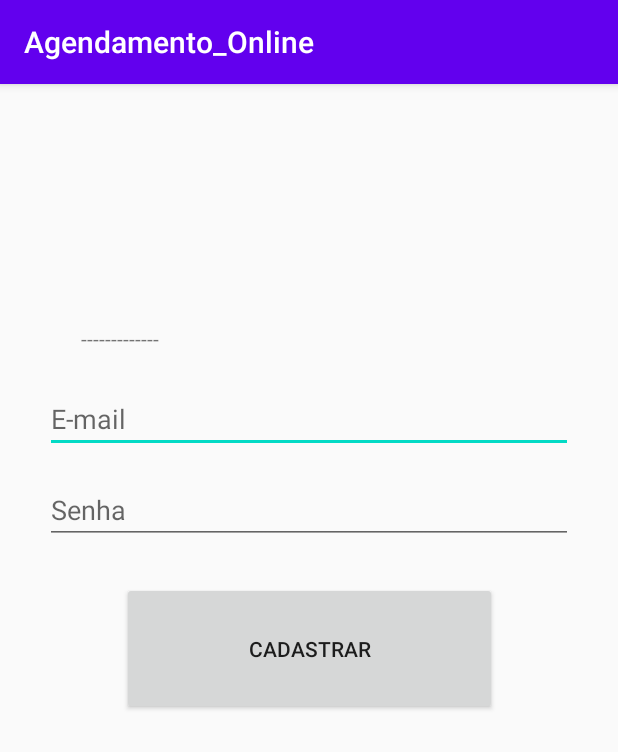
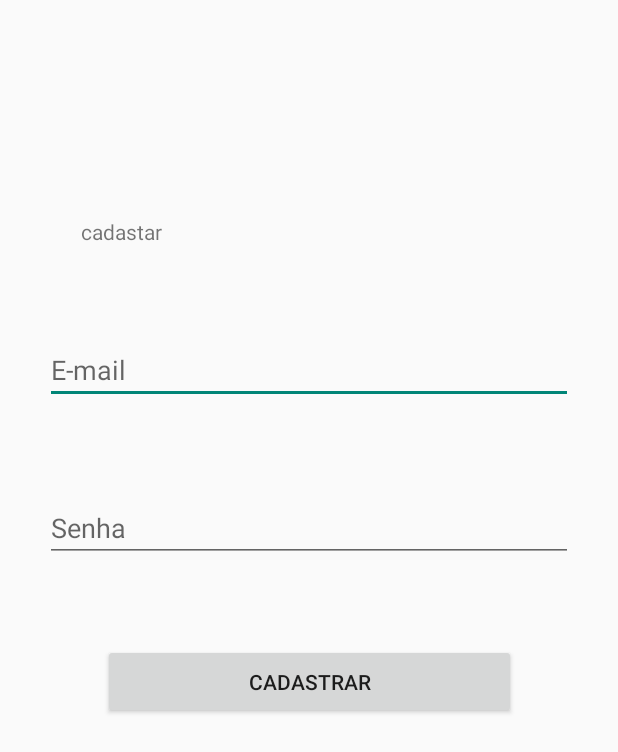
Before and after one commit to Gabs19/Agendamento-Online, an Android app: the screen it shows after launch (Registro_Paciente), after a tap on "CADASTRO", on a phone screen of 412 x 824 dp. Shown: the top 752 px of the screen. Run offline under Robolectric (Android 15) with nearby library versions, the phone set to English and light mode, and no system bars; our stand-ins replace Firebase (no records; nobody signed in at launch, a user with empty details on screens opened directly).

Commit message:
cadastrando agendamento de consultas.

```diff
--- a/app/src/main/java/com/example/agendamento_online/Home.java
+++ b/app/src/main/java/com/example/agendamento_online/Home.java
@@ -1,5 +1,6 @@
 package com.example.agendamento_online;
 
+import androidx.annotation.NonNull;
 import androidx.appcompat.app.AppCompatActivity;
 
 import android.content.Intent;
@@ -8,14 +9,21 @@ import android.view.View;
 import android.widget.Button;
 import android.widget.TextView;
 
+import com.example.agendamento_online.Paciente.Consulta;
 import com.example.agendamento_online.authentication.Conexao;
 import com.google.firebase.auth.FirebaseAuth;
 import com.google.firebase.auth.FirebaseUser;
+import com.google.firebase.database.DataSnapshot;
+import com.google.firebase.database.DatabaseError;
+import com.google.firebase.database.DatabaseReference;
+import com.google.firebase.database.FirebaseDatabase;
+import com.google.firebase.database.ValueEventListener;
 
 public class Home extends AppCompatActivity {
 
     FirebaseAuth auth;
     FirebaseUser user;
+    FirebaseDatabase database;
 
     TextView view_nome;
 
@@ -37,12 +45,23 @@ public class Home extends AppCompatActivity {
                 startActivity(voltar);
             }
         });
+
+        Button agendarConsulta = (Button) findViewById(R.id.cadastrar_consulta);
+
+        agendarConsulta.setOnClickListener(new View.OnClickListener() {
+            @Override
+            public void onClick(View v) {
+                Intent agendamento = new Intent(Home.this, Consulta.class);
+                startActivity(agendamento);
+            }
+        });
     }
 
     protected void onStart() {
         super.onStart();
         auth = Conexao.getFirebaseAuth();
         user = Conexao.getFirebaseUser();
+        database = FirebaseDatabase.getInstance();
 
         verificarUser();
     }
@@ -51,9 +70,23 @@ public class Home extends AppCompatActivity {
     private void verificarUser() {
 
         if (user == null) {
-            finish();
+            Intent principal = new Intent(Home.this, MainActivity.class);
+            startActivity(principal);
         } else {
-            view_nome.setText("email: " + user.getEmail());
+            DatabaseReference reference = database.getReference().child("Paciente").child(user.getUid());
+
+            reference.addListenerForSingleValueEvent(new ValueEventListener() {
+                @Override
+                public void onDataChange(@NonNull DataSnapshot snapshot) {
+                    String nome = snapshot.child("nome").getValue(String.class);
+                    view_nome.setText(nome);
+                }
+
+                @Override
+                public void onCancelled(@NonNull DatabaseError error) {
+
+                }
+            });
         }
     }
 }
--- a/app/src/main/res/layout/activity_registro__paciente.xml
+++ b/app/src/main/res/layout/activity_registro__paciente.xml
@@ -12,9 +12,9 @@
         android:layout_width="wrap_content"
         android:layout_height="wrap_content"
         android:layout_marginStart="24dp"
-        android:layout_marginTop="160dp"
-        android:layout_marginBottom="21dp"
-        android:text="-------------"
+        android:layout_marginTop="100dp"
+        android:layout_marginBottom="15dp"
+        android:text="cadastar"
         app:layout_constraintBottom_toTopOf="@+id/email"
         app:layout_constraintStart_toStartOf="@+id/email"
         app:layout_constraintTop_toTopOf="parent" />
@@ -38,7 +38,7 @@
         android:layout_height="wrap_content"
         android:layout_marginStart="30dp"
         android:layout_marginEnd="30dp"
-        android:layout_marginBottom="25dp"
+        android:layout_marginBottom="10dp"
         android:ems="10"
         android:hint="Senha"
         android:inputType="textPassword"
@@ -50,9 +50,9 @@
 
     <Button
         android:id="@+id/cadastrar"
-        android:layout_width="250dp"
-        android:layout_height="0dp"
-        android:layout_marginBottom="347dp"
+        android:layout_width="275dp"
+        android:layout_height="50dp"
+        android:layout_marginBottom="300dp"
         android:text="Cadastrar"
         app:layout_constraintBottom_toBottomOf="parent"
         app:layout_constraintEnd_toEndOf="parent"
```
Also changed, not shown: app/src/main/AndroidManifest.xml (+9 -4 lines), app/src/main/java/com/example/agendamento_online/Model/Consulta.java (+18 -0 lines), app/src/main/java/com/example/agendamento_online/Paciente/Consulta.java (added, +83 -0 lines), app/src/main/res/layout/activity_consulta.xml (added, +55 -0 lines), app/src/main/res/layout/activity_home.xml (+10 -2 lines).
